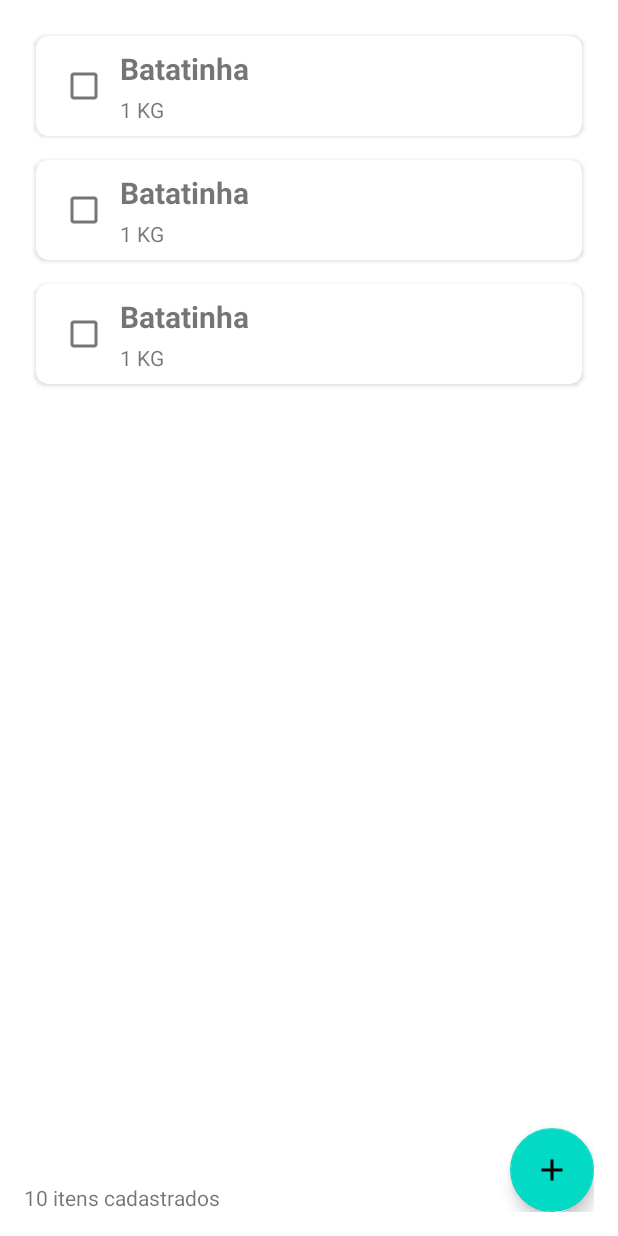
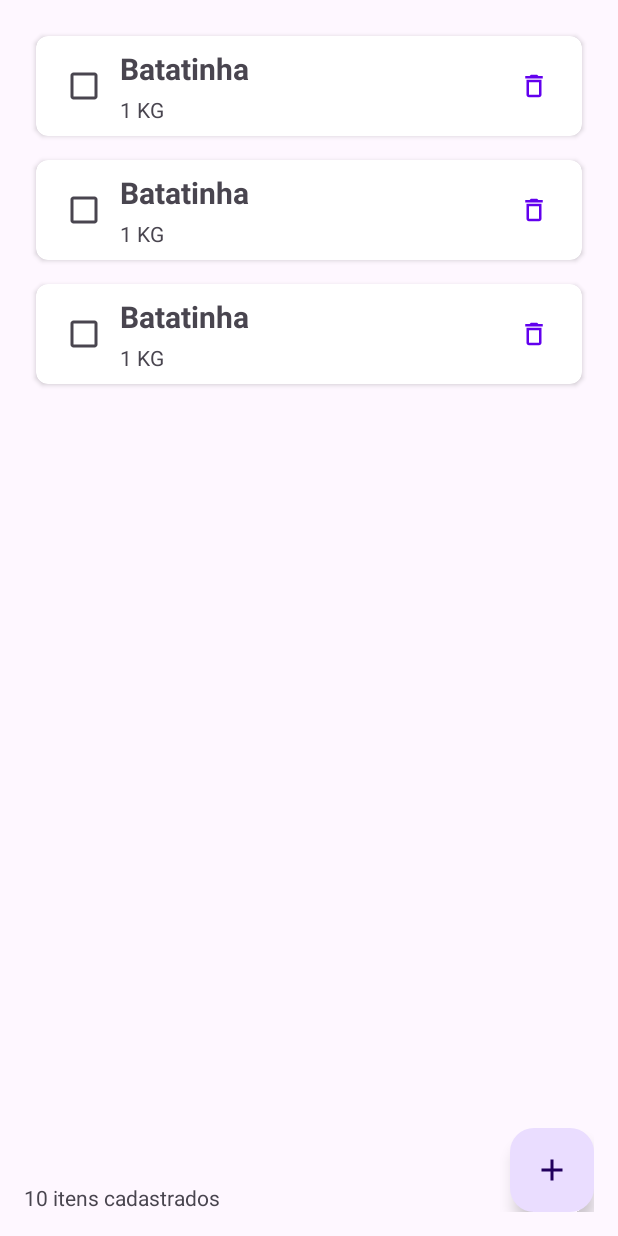
Before and after one commit to pedromneto97/shopping-list, an Android app: the layout activity_main.xml on its own in the app's theme, with its tools: preview values and no code run, on a phone screen of 412 x 824 dp. Run offline under Robolectric (Android 15) with nearby library versions, the phone set to English and light mode, and no system bars.

Commit message:
feat: add delete item button

```diff
--- /dev/null
+++ b/app/src/main/res/drawable/delete_icon.xml
@@ -0,0 +1,10 @@
+<vector xmlns:android="http://schemas.android.com/apk/res/android"
+    android:width="16dp"
+    android:height="16dp"
+    android:tint="#000000"
+    android:viewportWidth="24"
+    android:viewportHeight="24">
+    <path
+        android:fillColor="@android:color/white"
+        android:pathData="M6,19c0,1.1 0.9,2 2,2h8c1.1,0 2,-0.9 2,-2L18,7L6,7v12zM8,9h8v10L8,19L8,9zM15.5,4l-1,-1h-5l-1,1L5,4v2h14L19,4z" />
+</vector>
--- a/app/src/main/res/layout/shopping_list_item.xml
+++ b/app/src/main/res/layout/shopping_list_item.xml
@@ -39,6 +39,16 @@
             app:layout_constraintBottom_toBottomOf="parent"
             app:layout_constraintStart_toStartOf="parent"
             app:layout_constraintTop_toTopOf="parent" />
+
+        <Button
+            android:id="@+id/button_delete_item"
+            style="?attr/materialIconButtonStyle"
+            android:layout_width="wrap_content"
+            android:layout_height="wrap_content"
+            app:icon="@drawable/delete_icon"
+            app:layout_constraintBottom_toBottomOf="parent"
+            app:layout_constraintEnd_toEndOf="parent"
+            app:layout_constraintTop_toTopOf="parent" />
     </androidx.constraintlayout.widget.ConstraintLayout>
 
 </androidx.cardview.widget.CardView>
--- a/app/src/main/res/values/themes.xml
+++ b/app/src/main/res/values/themes.xml
@@ -1,6 +1,6 @@
 <resources>
     <!-- Base application theme. -->
-    <style name="Theme.ShoppingList" parent="Theme.MaterialComponents.DayNight.DarkActionBar">
+    <style name="Theme.ShoppingList" parent="Theme.Material3.DayNight">
         <!-- Primary brand color. -->
         <item name="colorPrimary">@color/purple_500</item>
         <item name="colorPrimaryVariant">@color/purple_700</item>
```
